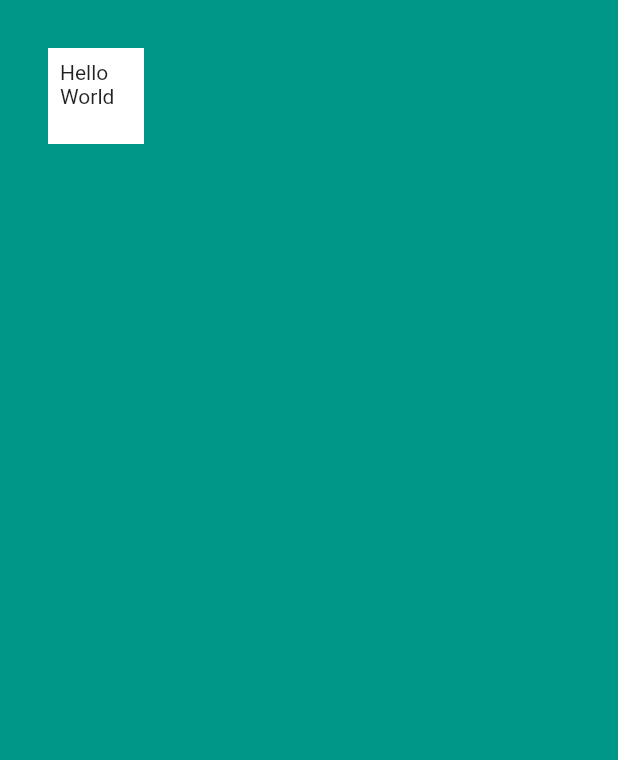
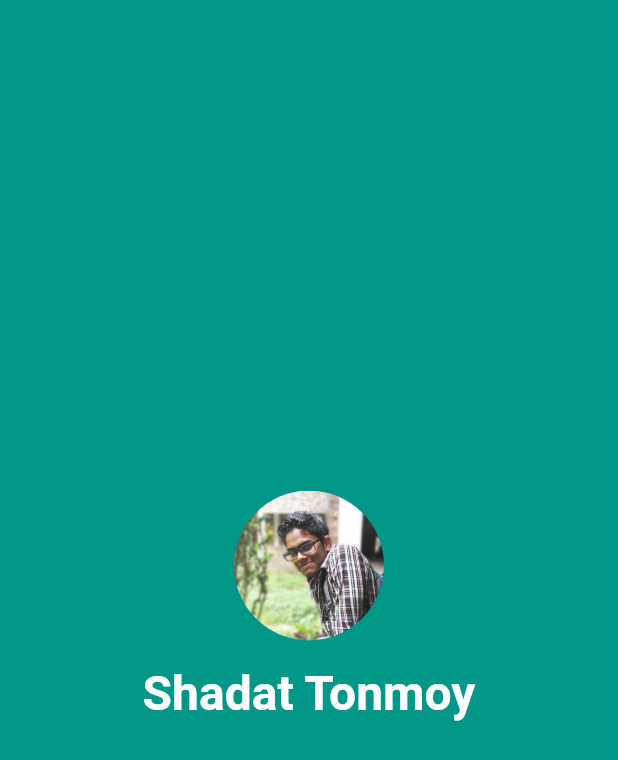
Before and after one commit to Shadat-tonmoy/100-Days-With-Flutter, a Flutter app: the screen it shows after launch, on a phone screen of 412 x 824 dp. Shown: the top 760 px of the screen. Run offline on Flutter 3.47's test engine with Material 2 defaults, Android fonts, the phone set to English and light mode, and no system bars.

Commit message:
completed with the different styling of text widget, column widget and circleAvatar widget

```diff
--- a/mi_card/lib/main.dart
+++ b/mi_card/lib/main.dart
@@ -15,13 +15,31 @@ class miCardApp extends StatelessWidget
       home: Scaffold(
         backgroundColor: Colors.teal,
         body: SafeArea(
-          child: Container(
-            color: Colors.white,
-            child: Text("Hello World"),
-            margin: EdgeInsets.all(32),
-            width: 64,
-            height: 64,
-            padding: EdgeInsets.all(8),
+          child: Center(
+            child: Column(
+              mainAxisAlignment: MainAxisAlignment.center,
+              crossAxisAlignment: CrossAxisAlignment.center,
+              children: <Widget>[
+                Container(
+                  child: CircleAvatar(
+                    backgroundImage: AssetImage("images/myImage.jpg"),
+                    radius: 50,
+                  ),
+                ),
+                Container(
+                  child: Text("Shadat Tonmoy",
+                    style: TextStyle(
+                      color: Colors.white,
+                      fontSize: 32,
+                      fontWeight: FontWeight.bold
+                    ),
+
+                  ),
+                  padding: EdgeInsets.all(16),
+                ),
+
+              ],
+            ),
           ),
         ),
       ),
@@ -29,3 +47,12 @@ class miCardApp extends StatelessWidget
   }
 
 }
+
+//Container(
+//color: Colors.white,
+//child: Text("Hello World"),
+//margin: EdgeInsets.all(32),
+//width: 64,
+//height: 64,
+//padding: EdgeInsets.all(8),
+//),
--- a/mi_card/pubspec.yaml
+++ b/mi_card/pubspec.yaml
@@ -41,8 +41,8 @@ flutter:
   uses-material-design: true
 
   # To add assets to your application, add an assets section, like this:
-  # assets:
-  #  - images/a_dot_burr.jpeg
+  assets:
+    - images/
   #  - images/a_dot_ham.jpeg
 
   # An image asset can refer to one or more resolution-specific "variants", see
```
Also changed, not shown: mi_card/images/myImage.jpg (added), mi_card/pubspec.lock, 1 other file.
